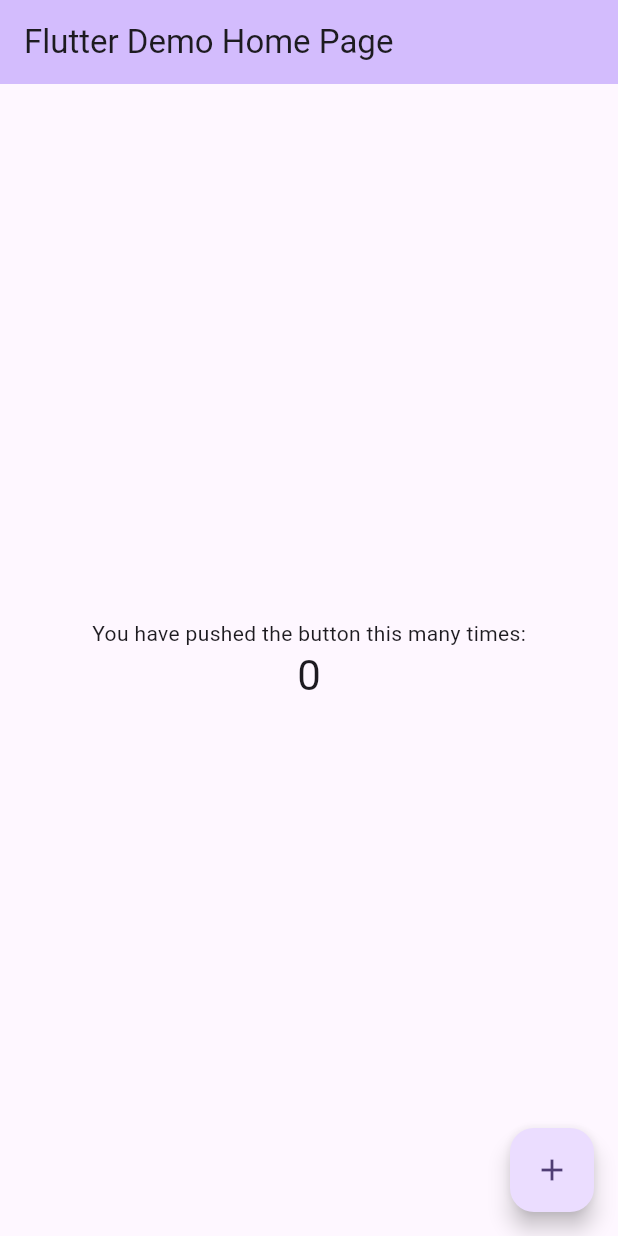
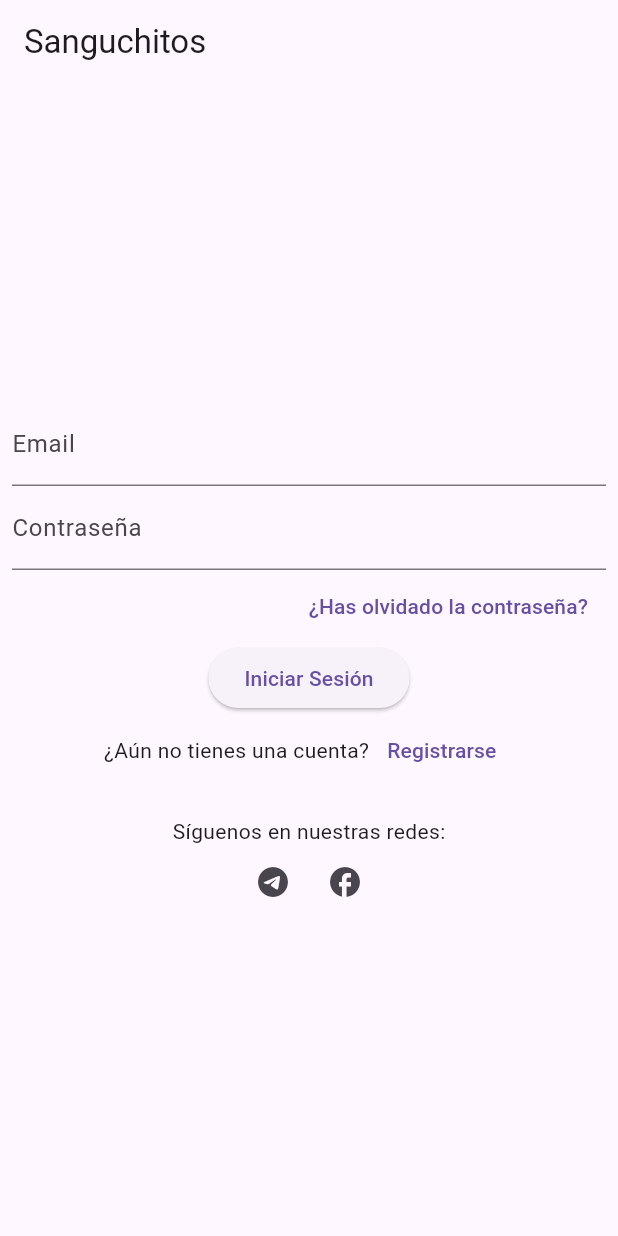
Before and after one commit to elviisch26/Moviles-Proyectoo, a Flutter app: the screen it shows after launch, on a phone screen of 412 x 824 dp. Run offline on Flutter 3.47's test engine with Material 3 defaults, Android fonts, the phone set to English and light mode, and no system bars.

Commit message:
Pantallas principales

```diff
--- a/lib/main.dart
+++ b/lib/main.dart
@@ -1,124 +1,35 @@
+// main.dart
 import 'package:flutter/material.dart';
-// hola al diego por wuarro
+import 'package:proyecto/screens/Clasicos.dart';
+import 'package:proyecto/screens/Login.dart';
+import 'package:proyecto/screens/Register.dart';
+import 'screens/Login.dart';  // Importa la pantalla que creamos
+import 'screens/Recuperar.dart';  // Importa la pantalla que creamos
+
 void main() {
   runApp(const MyApp());
 }
 
 class MyApp extends StatelessWidget {
   const MyApp({super.key});
-//hola Jostin y Elvis
+
   @override
   Widget build(BuildContext context) {
     return MaterialApp(
       title: 'Flutter Demo',
       theme: ThemeData(
-        // This is the theme of your application.
-        //
-        // TRY THIS: Try running your application with "flutter run". You'll see
-        // the application has a blue toolbar. Then, without quitting the app,
-        // try changing the seedColor in the colorScheme below to Colors.green
-        // and then invoke "hot reload" (save your changes or press the "hot
-        // reload" button in a Flutter-supported IDE, or press "r" if you used
-        // the command line to start the app).
-        //
-        // Notice that the counter didn't reset back to zero; the application
-        // state is not lost during the reload. To reset the state, use hot
-        // restart instead.
-        //
-        // This works for code too, not just values: Most code changes can be
-        // tested with just a hot reload.
         colorScheme: ColorScheme.fromSeed(seedColor: Colors.deepPurple),
         useMaterial3: true,
       ),
-      home: const MyHomePage(title: 'Flutter Demo Home Page'),
+      // Cambia MyHomePage por HomeScreen como pantalla principal
+      home: LoginScreen(),
+      routes: {
+        '/Recuperar.dart': (context) => RecuperarSanguchitos(),
+        '/Register.dart': (context) => RegisterScreen(),
+        '/Clasicos.dart': (context) => SanguchitosScreen(),
+
+
+      },
     );
   }
 }
-
-class MyHomePage extends StatefulWidget {
-  const MyHomePage({super.key, required this.title});
-
-  // This widget is the home page of your application. It is stateful, meaning
-  // that it has a State object (defined below) that contains fields that affect
-  // how it looks.
-
-  // This class is the configuration for the state. It holds the values (in this
-  // case the title) provided by the parent (in this case the App widget) and
-  // used by the build method of the State. Fields in a Widget subclass are
-  // always marked "final".
-
-  final String title;
-
-  @override
-  State<MyHomePage> createState() => _MyHomePageState();
-}
-
-class _MyHomePageState extends State<MyHomePage> {
-  int _counter = 0;
-
-  void _incrementCounter() {
-    setState(() {
-      // This call to setState tells the Flutter framework that something has
-      // changed in this State, which causes it to rerun the build method below
-      // so that the display can reflect the updated values. If we changed
-      // _counter without calling setState(), then the build method would not be
-      // called again, and so nothing would appear to happen.
-      _counter++;
-    });
-  }
-
-  @override
-  Widget build(BuildContext context) {
-    // This method is rerun every time setState is called, for instance as done
-    // by the _incrementCounter method above.
-    //
-    // The Flutter framework has been optimized to make rerunning build methods
-    // fast, so that you can just rebuild anything that needs updating rather
-    // than having to individually change instances of widgets.
-    return Scaffold(
-      appBar: AppBar(
-        // TRY THIS: Try changing the color here to a specific color (to
-        // Colors.amber, perhaps?) and trigger a hot reload to see the AppBar
-        // change color while the other colors stay the same.
-        backgroundColor: Theme.of(context).colorScheme.inversePrimary,
-        // Here we take the value from the MyHomePage object that was created by
-        // the App.build method, and use it to set our appbar title.
-        title: Text(widget.title),
-      ),
-      body: Center(
-        // Center is a layout widget. It takes a single child and positions it
-        // in the middle of the parent.
-        child: Column(
-          // Column is also a layout widget. It takes a list of children and
-          // arranges them vertically. By default, it sizes itself to fit its
-          // children horizontally, and tries to be as tall as its parent.
-          //
-          // Column has various properties to control how it sizes itself and
-          // how it positions its children. Here we use mainAxisAlignment to
-          // center the children vertically; the main axis here is the vertical
-          // axis because Columns are vertical (the cross axis would be
-          // horizontal).
-          //
-          // TRY THIS: Invoke "debug painting" (choose the "Toggle Debug Paint"
-          // action in the IDE, or press "p" in the console), to see the
-          // wireframe for each widget.
-          mainAxisAlignment: MainAxisAlignment.center,
-          children: <Widget>[
-            const Text(
-              'You have pushed the button this many times:',
-            ),
-            Text(
-              '$_counter',
-              style: Theme.of(context).textTheme.headlineMedium,
-            ),
-          ],
-        ),
-      ),
-      floatingActionButton: FloatingActionButton(
-        onPressed: _incrementCounter,
-        tooltip: 'Increment',
-        child: const Icon(Icons.add),
-      ), // This trailing comma makes auto-formatting nicer for build methods.
-    );
-  }
-}
--- /dev/null
+++ b/lib/screens/Login.dart
@@ -0,0 +1,84 @@
+// screens/login_screen.dart
+import 'package:flutter/material.dart';
+import 'Recuperar.dart';
+class LoginScreen extends StatelessWidget {
+  const LoginScreen({super.key});
+
+  @override
+  Widget build(BuildContext context) {
+    return MaterialApp(
+      home: Scaffold(
+        appBar: AppBar(
+          title: const Text('Sanguchitos'),
+        ),
+        body: Padding(
+          padding: const EdgeInsets.all(8.0),
+          child: Column(
+            mainAxisAlignment: MainAxisAlignment.center,
+            children: <Widget>[
+              TextFormField(
+                decoration: InputDecoration(
+                  labelText: 'Email',
+                ),
+              ),
+              TextFormField(
+                decoration: InputDecoration(
+                  labelText: 'Contraseña',
+                ),
+                obscureText: true,
+              ),
+              Row(
+                mainAxisAlignment: MainAxisAlignment.end,
+                children: <Widget>[
+                  TextButton(
+                    onPressed: () {
+                        Navigator.pushNamed(context, '/Recuperar.dart');
+                    },
+                    child: Text('¿Has olvidado la contraseña?'),
+                  ),
+                ],
+              ),
+              ElevatedButton(
+                onPressed: () {
+                  Navigator.pushNamed(context, '/Clasicos.dart');
+                },
+                child: Text('Iniciar Sesión'),
+              ),
+              Row(
+                mainAxisAlignment: MainAxisAlignment.center,
+                children: <Widget>[
+                  const Text('¿Aún no tienes una cuenta?'),
+                  TextButton(
+                    onPressed: () {
+                      Navigator.pushNamed(context, '/Register.dart');
+                    },
+                    child: const Text('Registrarse'),
+                  ),
+                ],
+              ),
+              const SizedBox(height: 20),
+              const Text('Síguenos en nuestras redes:'),
+              Row(
+                mainAxisAlignment: MainAxisAlignment.center,
+                children: <Widget>[
+                  IconButton(
+                    onPressed: () {
+                      // Aquí puedes agregar el código para navegar a la página de Instagram
+                    },
+                    icon: Icon(Icons.telegram),
+                  ),
+                  IconButton(
+                    onPressed: () {
+                      // Aquí puedes agregar el código para navegar a la página de Facebook
+                    },
+                    icon: Icon(Icons.facebook),
+                  ),
+                ],
+              ),
+            ],
+          ),
+        ),
+      ),
+    );
+  }
+}
```
Also changed, not shown: lib/screens/Clasicos.dart (added, +82 -0 lines), lib/screens/Recuperar.dart (added, +46 -0 lines), lib/screens/Register.dart (added, +82 -0 lines), 1 other file.
